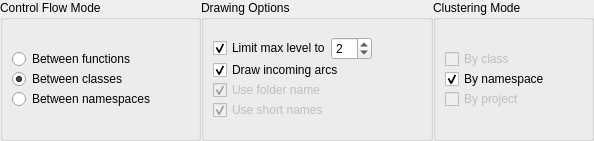
Qt form controlflowgraphexportconfiguration.ui (KDE/kdev-control-flow-graph) before a commit.
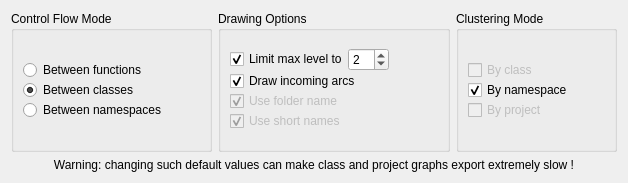
The same form after that commit.

Commit message: - Enhanced IStatus() implementation. - Fixing export routines for class graphs and project graphs.

Diff of the .ui file:
```diff
--- a/controlflowgraphexportconfiguration.ui
+++ b/controlflowgraphexportconfiguration.ui
@@ -6,8 +6,8 @@
    <rect>
     <x>0</x>
     <y>0</y>
-    <width>594</width>
-    <height>141</height>
+    <width>614</width>
+    <height>170</height>
    </rect>
   </property>
   <property name="sizePolicy">
@@ -16,13 +16,11 @@
     <verstretch>0</verstretch>
    </sizepolicy>
   </property>
-  <layout class="QHBoxLayout" name="horizontalLayout2">
-   <property name="spacing">
-    <number>0</number>
-   </property>
-   <property name="margin">
-    <number>0</number>
-   </property>
+  <layout class="QHBoxLayout" name="horizontalLayout_2">
+   <item>
+    <layout class="QVBoxLayout" name="verticalLayout_4">
+     <item>
+      <layout class="QHBoxLayout" name="horizontalLayout">
    <item>
     <widget class="QGroupBox" name="controlFlowModeGroupBox">
      <property name="sizePolicy">
@@ -325,9 +323,20 @@
     </widget>
    </item>
   </layout>
-  <zorder>controlFlowModeGroupBox</zorder>
-  <zorder>clusteringModeGroupBox</zorder>
-  <zorder>drawingOptionsGroupBox</zorder>
+     </item>
+     <item>
+      <widget class="QLabel" name="label">
+       <property name="text">
+        <string>Warning: changing such default values can make class and project graphs export extremely slow !</string>
+       </property>
+       <property name="alignment">
+        <set>Qt::AlignCenter</set>
+       </property>
+      </widget>
+     </item>
+    </layout>
+   </item>
+  </layout>
  </widget>
  <resources/>
  <connections/>
```
Lines whose indentation alone changed are shown as unchanged. The commit also changes 3 other files.
